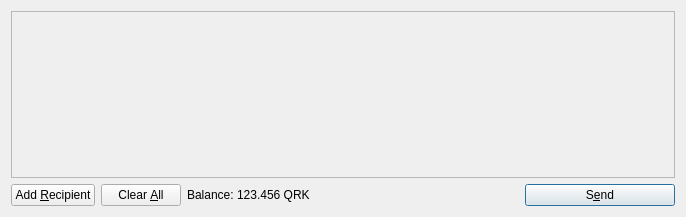
Before: the Qt Designer form src/qt/forms/sendcoinsdialog.ui in SaltFoundation/SaltClient, drawn with Qt 5.
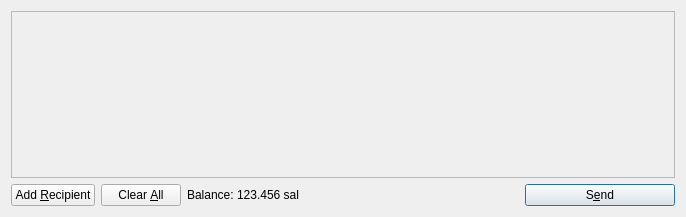
After: the same form once the commit is applied. Icons and pictures are not drawn.

Patch:
```diff
--- a/src/qt/forms/sendcoinsdialog.ui
+++ b/src/qt/forms/sendcoinsdialog.ui
@@ -119,7 +119,7 @@
           <cursorShape>IBeamCursor</cursorShape>
          </property>
          <property name="text">
-          <string>123.456 QRK</string>
+          <string>123.456 sal</string>
          </property>
          <property name="textInteractionFlags">
           <set>Qt::LinksAccessibleByMouse|Qt::TextSelectableByKeyboard|Qt::TextSelectableByMouse</set>
```
